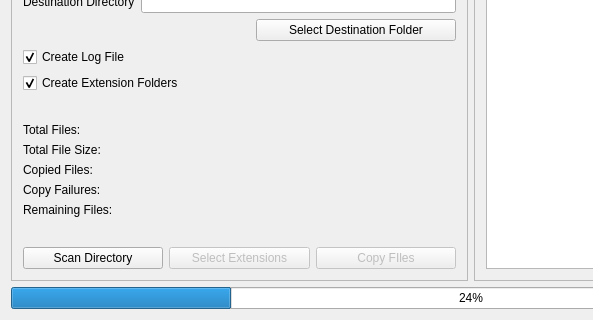
The window that Forms/mainwindow.ui (fjpereny/GnuSort) describes before a commit, drawn with Qt 5; both pictures show x 0 to 593 and y 107 to 427 of the 942 by 427 pixel window.
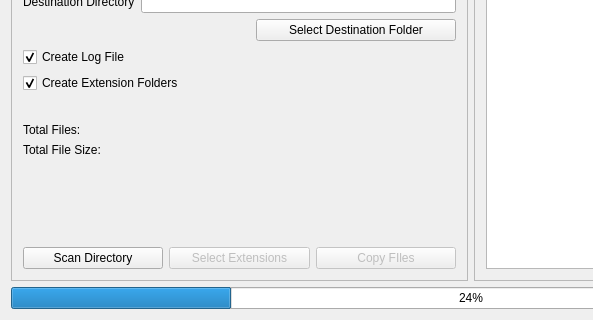
The same window after the commit.

Commit message: Added functionality to determine folder file size.

What changed in the file:
```diff
--- a/Forms/mainwindow.ui
+++ b/Forms/mainwindow.ui
@@ -180,21 +180,21 @@
            <item>
             <widget class="QLabel" name="copiedFilesLabel">
              <property name="text">
-              <string>Copied Files:</string>
+              <string/>
              </property>
             </widget>
            </item>
            <item>
             <widget class="QLabel" name="failedCountLabel">
              <property name="text">
-              <string>Copy Failures:</string>
+              <string/>
              </property>
             </widget>
            </item>
            <item>
             <widget class="QLabel" name="remainingFilesLabel">
              <property name="text">
-              <string>Remaining Files: </string>
+              <string/>
              </property>
             </widget>
            </item>
```
The commit also changes 1 other file.
